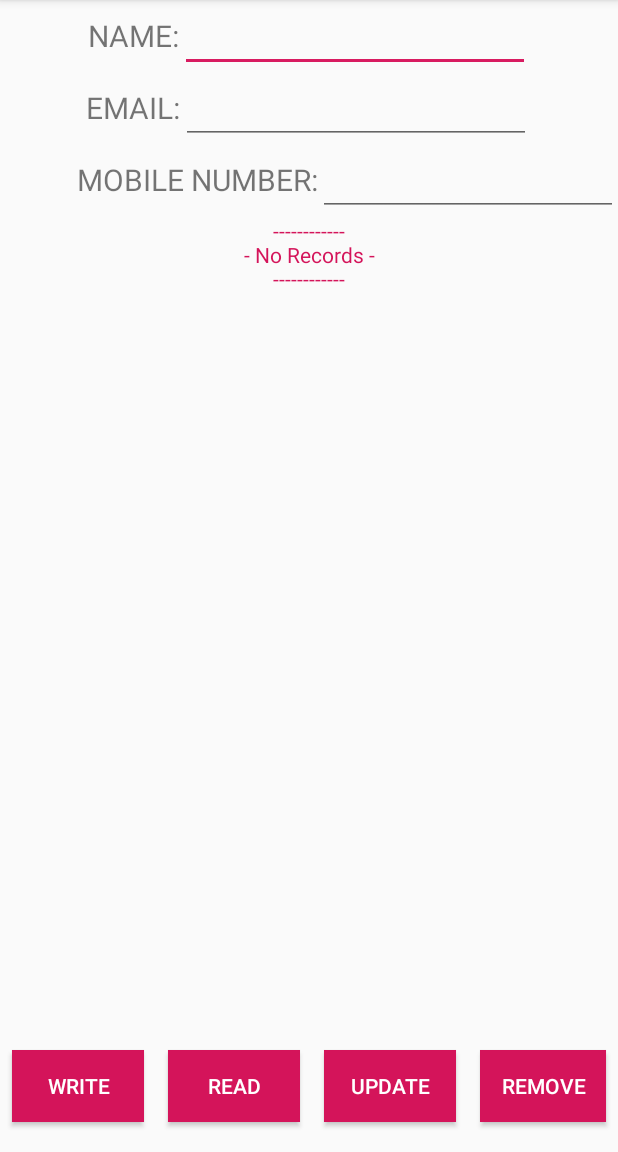
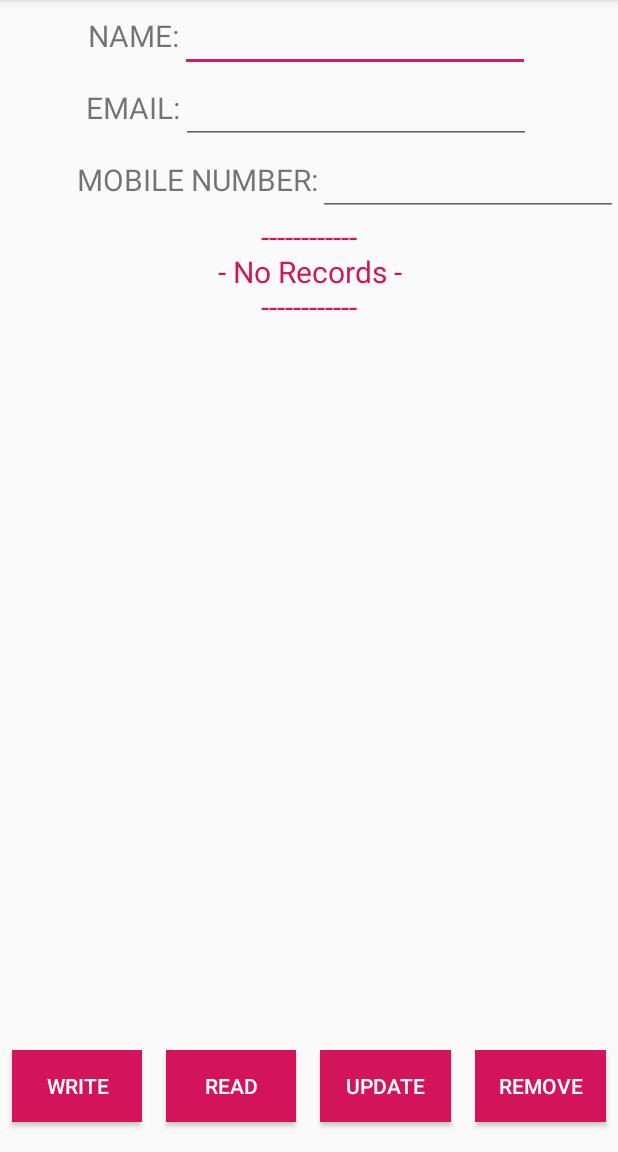
Before and after one commit to IUNl/SQLite, an Android app: the screen it shows after launch (MainActivity), on a phone screen of 412 x 824 dp, the part 84-1236 px from its top. Run offline under Robolectric (Android 15) with nearby library versions, the phone set to English and light mode, and no system bars.

Commit message:
second commit

```diff
--- a/app/src/main/java/com/example/sqlite/MainActivity.java
+++ b/app/src/main/java/com/example/sqlite/MainActivity.java
@@ -2,15 +2,152 @@ package com.example.sqlite;
 
 import androidx.appcompat.app.AppCompatActivity;
 
+import android.content.ContentValues;
+import android.content.Intent;
+import android.database.Cursor;
+import android.database.sqlite.SQLiteDatabase;
 import android.os.Bundle;
+import android.view.View;
+import android.widget.Button;
+import android.widget.EditText;
+import android.widget.RadioGroup;
+import android.widget.TextView;
+import android.widget.Toast;
 
 public class MainActivity extends AppCompatActivity {
+
+    //Elements
+    EditText et_name,et_email,et_number;
+    TextView tv_display;
+    Button btn_write,btn_read,btn_update,btn_remove;
+    MyHelper myhelper;
 
     @Override
     protected void onCreate(Bundle savedInstanceState) {
         super.onCreate( savedInstanceState );
         setContentView( R.layout.activity_main );
-        MyHelper myhelper = new MyHelper( this );
+        myhelper = new MyHelper( this );
         myhelper.getWritableDatabase();
+
+        et_name = findViewById( R.id.et_name );
+        et_email = findViewById( R.id.et_email );
+        et_number = findViewById( R.id.et_number );
+        tv_display = findViewById( R.id.tv_display );
+        btn_write = findViewById( R.id.btn_write );
+        btn_read = findViewById( R.id.btn_read );
+        btn_update = findViewById( R.id.btn_update );
+        btn_remove = findViewById( R.id.btn_remove );
+
+        refresh();
+
+        btn_write.setOnClickListener(new View.OnClickListener() {
+            @Override
+            public void onClick(View view) {
+                write();
+                refresh();
+            }
+        });
+        btn_read.setOnClickListener(new View.OnClickListener() {
+            @Override
+            public void onClick(View view) {
+                read();
+                refresh();
+            }
+        });
+        btn_update.setOnClickListener(new View.OnClickListener() {
+            @Override
+            public void onClick(View view) {
+                update();
+                refresh();
+            }
+        });
+        btn_remove.setOnClickListener(new View.OnClickListener() {
+            @Override
+            public void onClick(View view) {
+                remove();
+                refresh();
+            }
+        });
+
+
+
+    }
+
+    void refresh(){
+        String s = "------------\n- No Records -\n------------";
+        tv_display.setText( s );
+        SQLiteDatabase db = myhelper.getReadableDatabase();
+        Cursor cursor = db.query( "info_user",null,null,null,null,null,null );
+        if(cursor.getCount() == 0)
+            tv_display.setText(s);
+        else{
+            cursor.moveToFirst();
+            tv_display.setText( "NAME:" + cursor.getString( 0 ) + "\nEMAIL:" + cursor.getString( 1 ) + "\nNUMBER:" + cursor.getString( 2 ) );
+        }
+        while(cursor.moveToNext()){
+            tv_display.append( "\n\n" + "NAME:" + cursor.getString( 0 ) + "\nEMAIL:" + cursor.getString( 1 ) + "\nNUMBER:" + cursor.getString( 2 ) );
+        }
+        db.close();
+
+    }
+
+    void write(){
+        String name = et_name.getText().toString();
+        String email = et_email.getText().toString();
+        String number = et_number.getText().toString();
+        if(name.isEmpty()||email.isEmpty()||number.isEmpty())
+            Toast.makeText(MainActivity.this, "Infomation isn't complete!", Toast.LENGTH_SHORT).show();
+        else{
+            SQLiteDatabase db = myhelper.getWritableDatabase();
+            ContentValues values = new ContentValues();
+            values.put( "name",name );
+            values.put( "email",email );
+            values.put( "number",number );
+            long i = db.insert( "info_user",null,values );
+            db.close();
+            Toast.makeText(MainActivity.this, "Success!", Toast.LENGTH_SHORT).show();
+        }
+
+    }
+
+    void read(){
+        String number = et_number.getText().toString();
+        if(number.isEmpty())
+            Toast.makeText(MainActivity.this, "Need Number!", Toast.LENGTH_SHORT).show();
+        else{
+            SQLiteDatabase db = myhelper.getReadableDatabase();
+            Cursor cursor = db.query( "info_user",null,"number=?",new String[]{number},null,null,null );
+            db.close();
+            Toast.makeText(MainActivity.this, "Success!", Toast.LENGTH_SHORT).show();
+        }
+    }
+
+    void update(){
+        String name = et_name.getText().toString();
+        String email = et_email.getText().toString();
+        String number = et_number.getText().toString();
+        if(name.isEmpty()||email.isEmpty()||number.isEmpty())
+            Toast.makeText(MainActivity.this, "Infomation isn't complete!", Toast.LENGTH_SHORT).show();
+        else{
+            SQLiteDatabase db = myhelper.getWritableDatabase();
+            ContentValues values = new ContentValues();
+            values.put( "name",name );
+            values.put( "email",email );
+            db.update( "info_user",values,"number=?",new String[]{number} );
+            db.close();
+            Toast.makeText(MainActivity.this, "Success!", Toast.LENGTH_SHORT).show();
+        }
+    }
+
+    void remove(){
+        String number = et_number.getText().toString();
+        if(number.isEmpty())
+            Toast.makeText(MainActivity.this, "Need Number!", Toast.LENGTH_SHORT).show();
+        else{
+            SQLiteDatabase db = myhelper.getWritableDatabase();
+            db.delete( "info_user","number=?",new String[]{number} );
+            db.close();
+            Toast.makeText(MainActivity.this, "Success!", Toast.LENGTH_SHORT).show();
+        }
     }
 }
--- a/app/src/main/java/com/example/sqlite/MyHelper.java
+++ b/app/src/main/java/com/example/sqlite/MyHelper.java
@@ -13,7 +13,7 @@ public class MyHelper extends SQLiteOpenHelper {
 
     @Override
     public void onCreate(SQLiteDatabase db) {
-        db.execSQL( "create table info_user(name varchar(20),email varchar(50),number number(20))" );
+        db.execSQL( "create table info_user(name varchar(20),email varchar(50),number INTEGER PRIMARY KEY)" );
     }
 
     @Override
--- a/app/src/main/res/layout/activity_main.xml
+++ b/app/src/main/res/layout/activity_main.xml
@@ -4,133 +4,145 @@
     xmlns:tools="http://schemas.android.com/tools"
     android:layout_width="match_parent"
     android:layout_height="match_parent"
-    tools:context=".MainActivity"
-    android:orientation="vertical">
+    android:orientation="vertical"
+    tools:context=".MainActivity">
 
     //Name
+
     <LinearLayout
         android:layout_width="wrap_content"
         android:layout_height="wrap_content"
         android:layout_gravity="center"
         android:orientation="horizontal">
+
         <TextView
             android:layout_width="wrap_content"
             android:layout_height="wrap_content"
-            android:textSize="20sp"
-            android:text="NAME:"/>
+            android:text="NAME:"
+            android:textSize="20sp" />
 
         <EditText
             android:id="@+id/et_name"
             android:layout_width="wrap_content"
             android:layout_height="wrap_content"
+            android:layout_weight="1"
+            android:ems="10"
+            android:inputType="textPersonName"
             android:textColor="@color/colorPink"
-            android:layout_weight="1"
-            android:textSize="20sp"
-            android:ems="10"
-            android:inputType="textPersonName" />
+            android:textSize="20sp" />
     </LinearLayout>
 
     //Email
+
     <LinearLayout
         android:layout_width="wrap_content"
         android:layout_height="wrap_content"
         android:layout_gravity="center"
         android:orientation="horizontal">
+
         <TextView
             android:layout_width="wrap_content"
             android:layout_height="wrap_content"
-            android:textSize="20sp"
-            android:text="EMAIL:"/>
+            android:text="EMAIL:"
+            android:textSize="20sp" />
 
         <EditText
             android:id="@+id/et_email"
             android:layout_width="wrap_content"
             android:layout_height="wrap_content"
-            android:textColor="@color/colorPink"
-            android:textSize="20sp"
             android:layout_weight="1"
             android:ems="10"
-            android:inputType="textEmailAddress" />
+            android:inputType="textEmailAddress"
+            android:textColor="@color/colorPink"
+            android:textSize="20sp" />
     </LinearLayout>
 
     //phone number
+
     <LinearLayout
         android:layout_width="wrap_content"
         android:layout_height="wrap_content"
-        android:orientation="horizontal"
-        android:layout_gravity="center">
+        android:layout_gravity="center"
+        android:orientation="horizontal">
+
         <TextView
             android:layout_width="wrap_content"
             android:layout_height="wrap_content"
-            android:textSize="20sp"
-            android:text="           MOBILE NUMBER:"/>
+            android:text="           MOBILE NUMBER:"
+            android:textSize="20sp" />
 
         <EditText
             android:id="@+id/et_number"
             android:layout_width="wrap_content"
             android:layout_height="wrap_content"
-            android:textColor="@color/colorPink"
-            android:textSize="20sp"
             android:layout_weight="1"
             android:ems="10"
-            android:inputType="number" />
+            android:inputType="number"
+            android:textColor="@color/colorPink"
+            android:textSize="20sp" />
     </LinearLayout>
 
     <TextView
-        android:id="@+id/editText2"
+        android:id="@+id/tv_display"
         android:layout_width="match_parent"
         android:layout_height="0dp"
         android:layout_weight="1"
         android:ems="10"
+        android:enabled="false"
         android:gravity="center|top"
+        android:inputType="textMultiLine"
+        android:text="------------\n- No Records -\n------------"
         android:textColor="@color/colorPink"
-        android:inputType="textMultiLine"
-        android:text="------------\n- No Records -\n------------"/>
+        android:textSize="20dp" />
 
     <LinearLayout
         android:layout_width="match_parent"
-        android:layout_height="wrap_content"
-        android:orientation="horizontal">
+        android:layout_height="wrap_content">
 
         <Button
             android:id="@+id/btn_write"
-            android:layout_width="wrap_content"
+            android:layout_width="0dp"
             android:layout_height="wrap_content"
+            android:layout_marginVertical="20dp"
+            android:layout_marginHorizontal="8dp"
+            android:layout_weight="1"
             android:background="@color/colorPink"
-            android:textColor="@color/colorWhite"
-            android:layout_marginHorizontal="8dp"
-            android:layout_marginVertical="20dp"
-            android:text="WRITE" />
+            android:text="WRITE"
+            android:textColor="@color/colorWhite" />
 
         <Button
             android:id="@+id/btn_read"
-            android:layout_width="wrap_content"
+            android:layout_width="0dp"
             android:layout_height="wrap_content"
+            android:layout_marginVertical="20dp"
+            android:layout_marginHorizontal="8dp"
+            android:layout_weight="1"
             android:background="@color/colorPink"
-            android:textColor="@color/colorWhite"
-            android:layout_marginHorizontal="8dp"
-            android:layout_marginVertical="20dp"
-            android:text="READ" />
+            android:text="READ"
+            android:textColor="@color/colorWhite" />
 
         <Button
             android:id="@+id/btn_update"
-            android:layout_width="wrap_content"
+            android:layout_width="0dp"
             android:layout_height="wrap_content"
+            android:layout_marginVertical="20dp"
+            android:layout_marginHorizontal="8dp"
+            android:layout_weight="1"
             android:background="@color/colorPink"
-            android:textColor="@color/colorWhite"
-            android:layout_marginHorizontal="8dp"
-            android:layout_marginVertical="20dp"
-            android:text="UPDATE" />
+            android:text="UPDATE"
+            android:textColor="@color/colorWhite" />
 
         <Button
             android:id="@+id/btn_remove"
-            android:layout_width="wrap_content"
+            android:layout_width="0dp"
+
             android:layout_height="wrap_content"
+            android:layout_marginVertical="20dp"
+            android:layout_marginHorizontal="8dp"
+            android:layout_weight="1"
             android:background="@color/colorPink"
-            android:textColor="@color/colorWhite"
-            android:layout_marginHorizontal="8dp"
-            android:layout_marginVertical="20dp"
-            android:text="REMOVE" />
+            android:text="REMOVE"
+            android:textColor="@color/colorWhite" />
 
 
     </LinearLayout>
```
